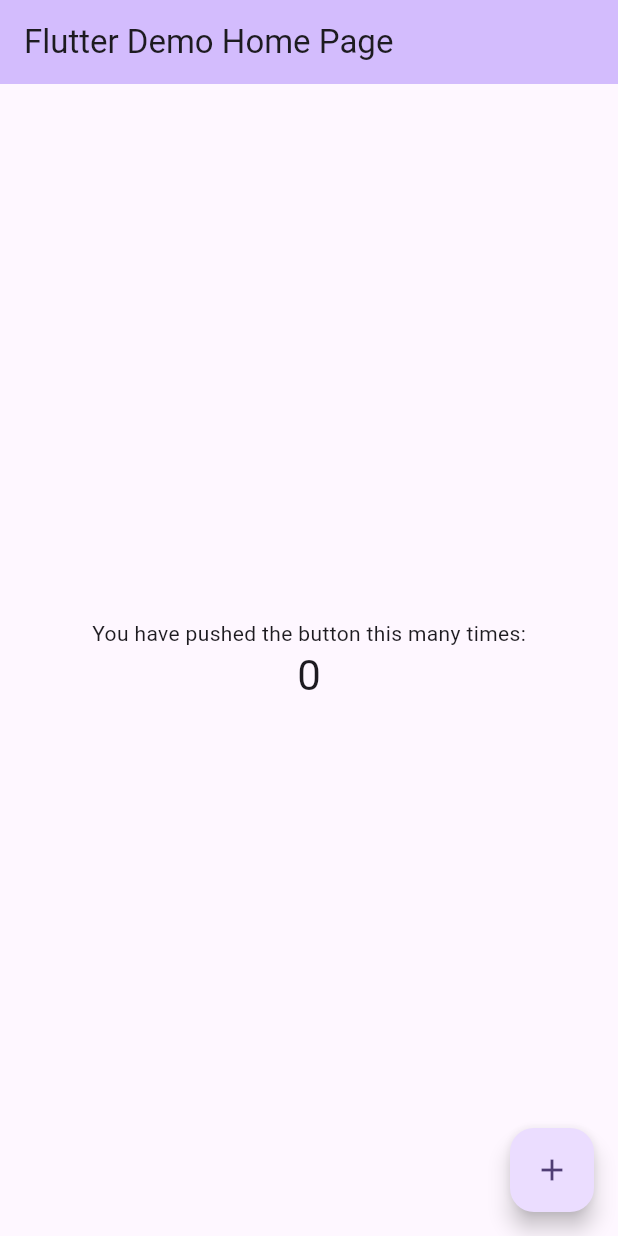
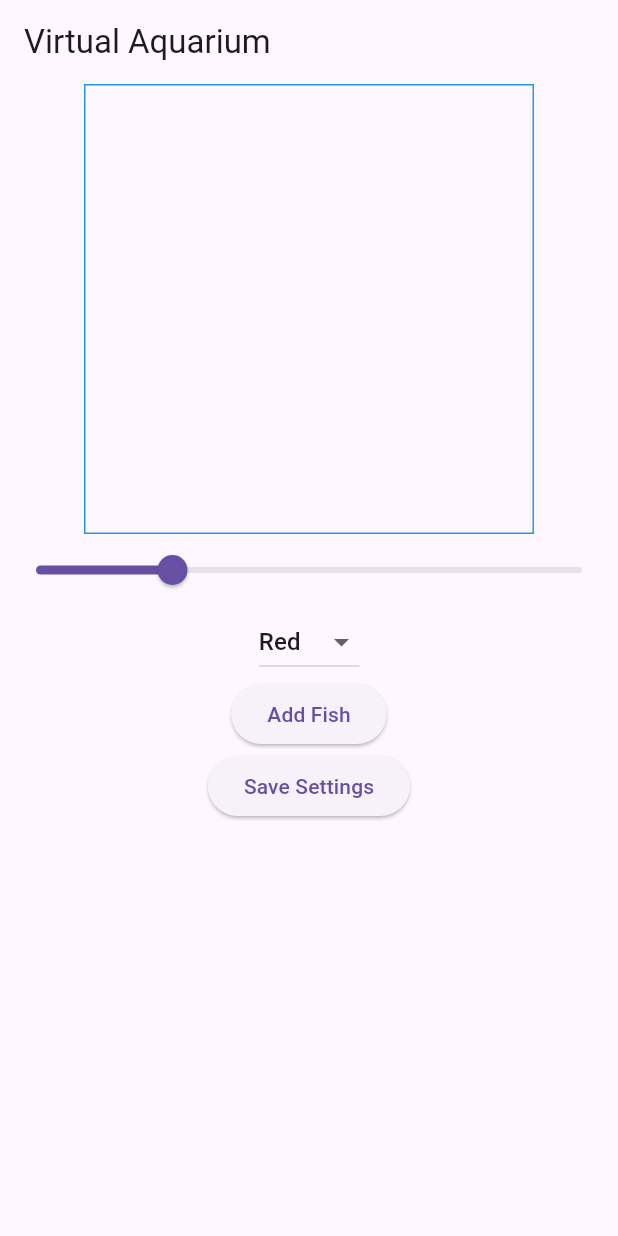
Before and after one commit to ChrishelleC/cw_5, a Flutter app: the screen it shows after launch, on a phone screen of 412 x 824 dp. Run offline on Flutter 3.47's test engine with Material 3 defaults, Android fonts, the phone set to English and light mode, and no system bars; our stand-ins replace sqflite; accounts and stored records are empty.

Commit message:
creating the tank of fishes

```diff
--- a/lib/main.dart
+++ b/lib/main.dart
@@ -1,122 +1,151 @@
+import 'dart:math';
 import 'package:flutter/material.dart';
+import 'package:sqflite/sqflite.dart';
+import 'package:path/path.dart';
 
 void main() {
-  runApp(const MyApp());
+  runApp(AquariumApp());
 }
 
-class MyApp extends StatelessWidget {
-  const MyApp({super.key});
-
-  // This widget is the root of your application.
+class AquariumApp extends StatelessWidget {
   @override
   Widget build(BuildContext context) {
     return MaterialApp(
-      title: 'Flutter Demo',
-      theme: ThemeData(
-        // This is the theme of your application.
-        //
-        // TRY THIS: Try running your application with "flutter run". You'll see
-        // the application has a purple toolbar. Then, without quitting the app,
-        // try changing the seedColor in the colorScheme below to Colors.green
-        // and then invoke "hot reload" (save your changes or press the "hot
-        // reload" button in a Flutter-supported IDE, or press "r" if you used
-        // the command line to start the app).
-        //
-        // Notice that the counter didn't reset back to zero; the application
-        // state is not lost during the reload. To reset the state, use hot
-        // restart instead.
-        //
-        // This works for code too, not just values: Most code changes can be
-        // tested with just a hot reload.
-        colorScheme: ColorScheme.fromSeed(seedColor: Colors.deepPurple),
-      ),
-      home: const MyHomePage(title: 'Flutter Demo Home Page'),
+      title: 'Virtual Aquarium',
+      theme: ThemeData(primarySwatch: Colors.blue),
+      home: AquariumScreen(),
     );
   }
 }
 
-class MyHomePage extends StatefulWidget {
-  const MyHomePage({super.key, required this.title});
+class AquariumScreen extends StatefulWidget {
+  @override
+  _AquariumScreenState createState() => _AquariumScreenState();
+}
 
-  // This widget is the home page of your application. It is stateful, meaning
-  // that it has a State object (defined below) that contains fields that affect
-  // how it looks.
-
-  // This class is the configuration for the state. It holds the values (in this
-  // case the title) provided by the parent (in this case the App widget) and
-  // used by the build method of the State. Fields in a Widget subclass are
-  // always marked "final".
-
-  final String title;
+class _AquariumScreenState extends State<AquariumScreen> with TickerProviderStateMixin {
+  List<Fish> fishList = [];
+  Color selectedColor = Colors.red;
+  double speed = 2.0;
+  Database? database;
 
   @override
-  State<MyHomePage> createState() => _MyHomePageState();
+  void initState() {
+    super.initState();
+    _initDatabase();
   }
 
-class _MyHomePageState extends State<MyHomePage> {
-  int _counter = 0;
+  Future<void> _initDatabase() async {
+    database = await openDatabase(
+      join(await getDatabasesPath(), 'aquarium.db'),
+      onCreate: (db, version) {
+        return db.execute(
+          'CREATE TABLE settings (fishCount INTEGER, speed REAL, color INTEGER)'
+        );
+      },
+      version: 1,
+    );
+    _loadSettings();
+  }
 
-  void _incrementCounter() {
+  void _addFish() {
+    if (fishList.length < 10) {
       setState(() {
-      // This call to setState tells the Flutter framework that something has
-      // changed in this State, which causes it to rerun the build method below
-      // so that the display can reflect the updated values. If we changed
-      // _counter without calling setState(), then the build method would not be
-      // called again, and so nothing would appear to happen.
-      _counter++;
+        fishList.add(Fish(color: selectedColor, speed: speed, vsync: this));
       });
+    }
+  }
+
+  Future<void> _saveSettings() async {
+    await database?.insert(
+      'settings',
+      {'fishCount': fishList.length, 'speed': speed, 'color': selectedColor.value},
+      conflictAlgorithm: ConflictAlgorithm.replace,
+    );
+  }
+
+  Future<void> _loadSettings() async {
+    final List<Map<String, dynamic>> settings = await database!.query('settings');
+    if (settings.isNotEmpty) {
+      setState(() {
+        speed = settings[0]['speed'];
+        selectedColor = Color(settings[0]['color']);
+        fishList = List.generate(
+          settings[0]['fishCount'],
+          (_) => Fish(color: selectedColor, speed: speed, vsync: this),
+        );
+      });
+    }
+  }
+
+  @override
+  void dispose() {
+    for (var fish in fishList) {
+      fish.controller.dispose();
+    }
+    super.dispose();
   }
 
   @override
   Widget build(BuildContext context) {
-    // This method is rerun every time setState is called, for instance as done
-    // by the _incrementCounter method above.
-    //
-    // The Flutter framework has been optimized to make rerunning build methods
-    // fast, so that you can just rebuild anything that needs updating rather
-    // than having to individually change instances of widgets.
     return Scaffold(
-      appBar: AppBar(
-        // TRY THIS: Try changing the color here to a specific color (to
-        // Colors.amber, perhaps?) and trigger a hot reload to see the AppBar
-        // change color while the other colors stay the same.
-        backgroundColor: Theme.of(context).colorScheme.inversePrimary,
-        // Here we take the value from the MyHomePage object that was created by
-        // the App.build method, and use it to set our appbar title.
-        title: Text(widget.title),
+      appBar: AppBar(title: Text('Virtual Aquarium')),
+      body: Column(
+        children: [
+          Container(
+            width: 300,
+            height: 300,
+            decoration: BoxDecoration(border: Border.all(color: Colors.blue)),
+            child: Stack(children: fishList.map((fish) => fish.widget).toList()),
           ),
-      body: Center(
-        // Center is a layout widget. It takes a single child and positions it
-        // in the middle of the parent.
-        child: Column(
-          // Column is also a layout widget. It takes a list of children and
-          // arranges them vertically. By default, it sizes itself to fit its
-          // children horizontally, and tries to be as tall as its parent.
-          //
-          // Column has various properties to control how it sizes itself and
-          // how it positions its children. Here we use mainAxisAlignment to
-          // center the children vertically; the main axis here is the vertical
-          // axis because Columns are vertical (the cross axis would be
-          // horizontal).
-          //
-          // TRY THIS: Invoke "debug painting" (choose the "Toggle Debug Paint"
-          // action in the IDE, or press "p" in the console), to see the
-          // wireframe for each widget.
-          mainAxisAlignment: MainAxisAlignment.center,
-          children: <Widget>[
-            const Text('You have pushed the button this many times:'),
-            Text(
-              '$_counter',
-              style: Theme.of(context).textTheme.headlineMedium,
+          Slider(
+            value: speed,
+            min: 1,
+            max: 5,
+            onChanged: (value) => setState(() => speed = value),
           ),
+          DropdownButton<Color>(
+            value: selectedColor,
+            items: [
+              DropdownMenuItem(value: Colors.red, child: Text("Red")),
+              DropdownMenuItem(value: Colors.green, child: Text("Green")),
+              DropdownMenuItem(value: Colors.blue, child: Text("Blue")),
+            ],
+            onChanged: (color) => setState(() => selectedColor = color!),
+          ),
+          ElevatedButton(onPressed: _addFish, child: Text("Add Fish")),
+          ElevatedButton(onPressed: _saveSettings, child: Text("Save Settings")),
         ],
       ),
-      ),
-      floatingActionButton: FloatingActionButton(
-        onPressed: _incrementCounter,
-        tooltip: 'Increment',
-        child: const Icon(Icons.add),
-      ), // This trailing comma makes auto-formatting nicer for build methods.
     );
   }
 }
+
+class Fish {
+  final Color color;
+  final double speed;
+  double x, y;
+  late AnimationController controller;
+  late Animation<double> animation;
+
+  Fish({required this.color, required this.speed, required TickerProvider vsync})
+      : x = Random().nextDouble() * 250,
+        y = Random().nextDouble() * 250 {
+    controller = AnimationController(
+      duration: Duration(milliseconds: (2000 ~/ speed).toInt()),
+      vsync: vsync,
+    )..repeat(reverse: true);
+    animation = Tween<double>(begin: 0, end: 1).animate(controller);
+  }
+
+  Widget get widget => AnimatedBuilder(
+    animation: animation,
+    builder: (context, child) {
+      return Positioned(
+        left: (x + animation.value * 50) % 250,
+        top: (y + animation.value * 50) % 250,
+        child: Container(width: 20, height: 20, color: color),
+      );
+    },
+  );
+}
```
Lines whose indentation alone changed are shown as unchanged.
